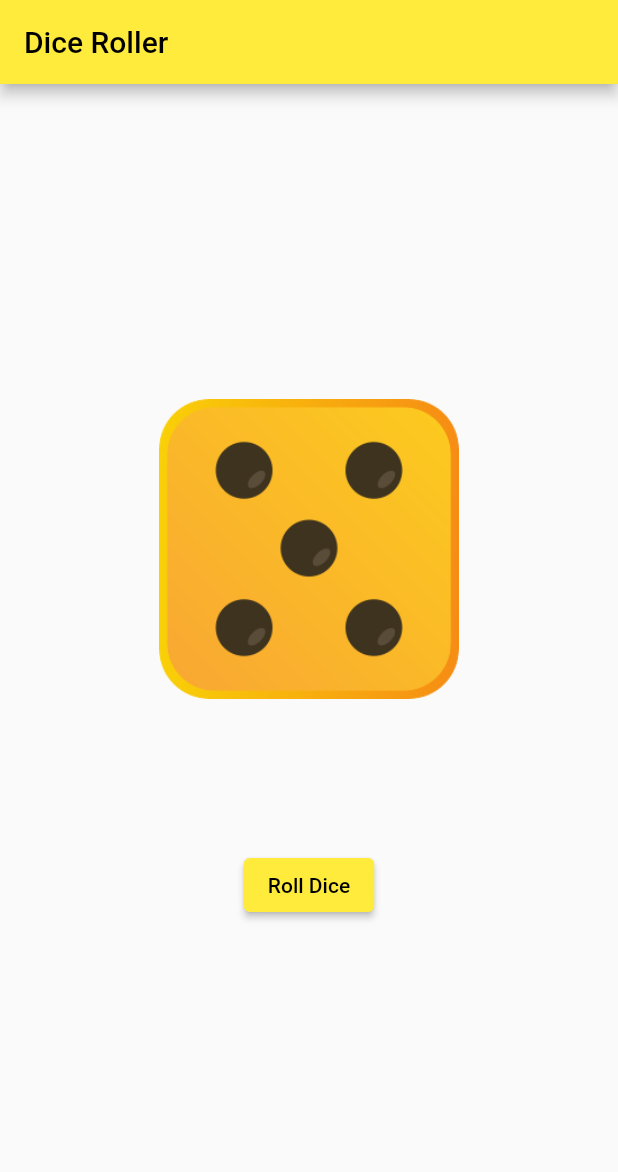
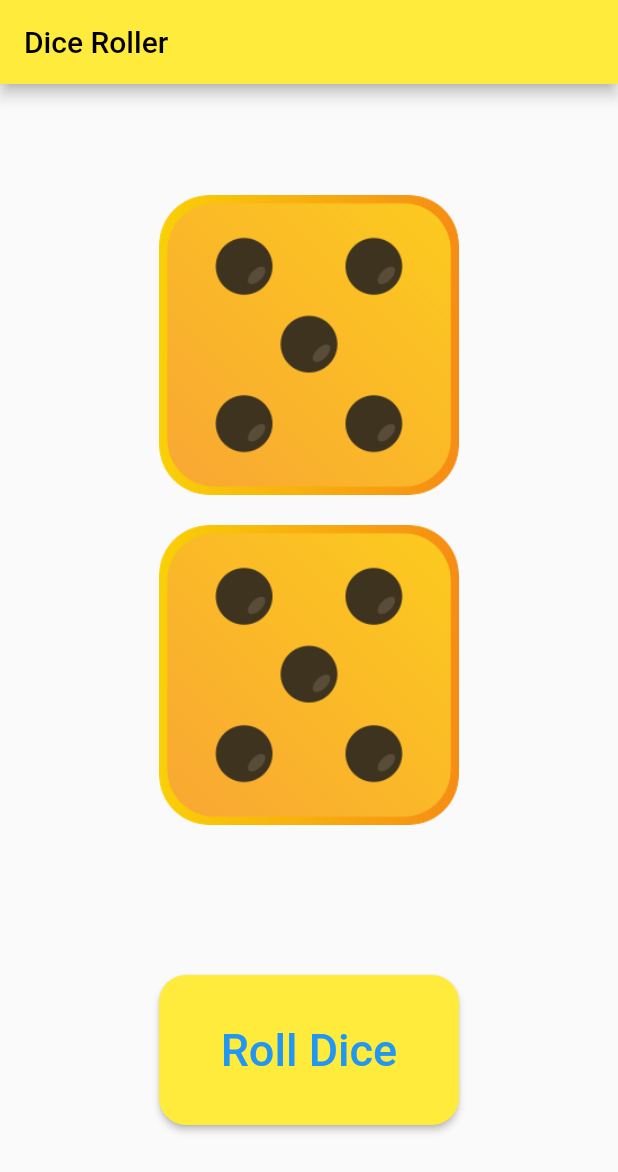
Before and after one commit to akai07/dice_roller, a Flutter app: the screen it shows after launch, after a tap on "Roll Dice", on a phone screen of 412 x 824 dp. Shown: the top 1172 px of the screen. Run offline on Flutter 3.47's test engine with Material 2 defaults, Android fonts, the phone set to English and light mode, and no system bars.

Commit message:
Updates
Changed to
 - Two Dices instead of One
 - Changed Button Size and Text Size (Bigger Now)

```diff
--- a/lib/HomePage.dart
+++ b/lib/HomePage.dart
@@ -19,13 +19,16 @@ class _HomePageState extends State<HomePage> {
   AssetImage six = const AssetImage("images/six.png");
 
   late AssetImage diceimage;
+  late AssetImage diceimage2;
   late AssetImage newImage;
+  late AssetImage newImage2;
 
   @override
   void initState() {
     super.initState();
     setState(() {
       diceimage = one;
+      diceimage2 = one;
     });
   }
 
@@ -52,8 +55,33 @@ class _HomePageState extends State<HomePage> {
         newImage = six;
         break;
     }
+    int random2 = (1 + Random().nextInt(6));
+
+    switch (random2) {
+      case 1:
+        newImage2 = one;
+
+        break;
+      case 2:
+        newImage2 = two;
+        break;
+      case 3:
+        newImage2 = three;
+        break;
+      case 4:
+        newImage2 = four;
+        break;
+      case 5:
+        newImage2 = five;
+
+        break;
+      case 6:
+        newImage2 = six;
+        break;
+    }
     setState(() {
       diceimage = newImage;
+      diceimage2 = newImage2;
     });
   }
 
@@ -67,18 +95,32 @@ class _HomePageState extends State<HomePage> {
         child: Column(
           mainAxisAlignment: MainAxisAlignment.center,
           children: <Widget>[
+            Column(
+              children: [
                 Image(
                   image: diceimage,
                   width: 200.0,
                   height: 200.0,
                 ),
+                const Padding(padding: EdgeInsets.all(10.0)),
+                Image(image: diceimage2, width: 200.0, height: 200.0),
+              ],
+            ),
             Container(
               margin: const EdgeInsets.only(top: 100.0),
+              child: SizedBox(
+                width: 200,
+                height: 100,
                 child: ElevatedButton(
                     onPressed: rollDice,
-                child: const Text('Roll Dice'),
+                    style: ButtonStyle(
+                        shape: MaterialStateProperty.all(RoundedRectangleBorder(
+                            borderRadius: BorderRadius.circular(18.0)))),
+                    //textsize bigger
+                    child: const Text('Roll Dice',
+                        style: TextStyle(fontSize: 30.0, color: Colors.blue))),
               ),
-            )
+            ),
           ],
         ),
       ),
--- a/lib/main.dart
+++ b/lib/main.dart
@@ -11,7 +11,9 @@ class MyApp extends StatelessWidget {
     return MaterialApp(
       title: 'Dice Roller',
       debugShowCheckedModeBanner: false,
-      theme: ThemeData(primarySwatch: Colors.yellow),
+      theme: ThemeData(
+        primarySwatch: Colors.yellow,
+      ),
       home: HomePage(),
     );
   }
```
Lines whose indentation alone changed are shown as unchanged.
